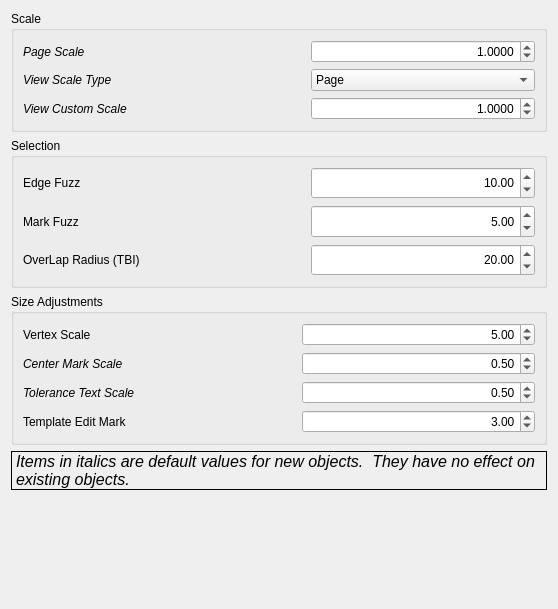
berndhahnebach/All_FreeCAD, file src/Mod/TechDraw/Gui/DlgPrefsTechDraw2.ui: the form before one commit.
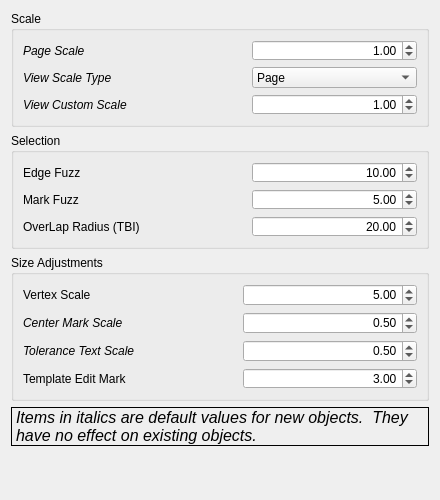
The form after the commit. Custom widgets are drawn as their Qt base class.

Commit message:
[TD] DlgPrefsTechDrawx.ui: improve layout, wording and tooltips
part 1: - page 1 and 2

Diff of the .ui file:
```diff
--- a/src/Mod/TechDraw/Gui/DlgPrefsTechDraw2.ui
+++ b/src/Mod/TechDraw/Gui/DlgPrefsTechDraw2.ui
@@ -6,12 +6,12 @@
    <rect>
     <x>0</x>
     <y>0</y>
-    <width>558</width>
-    <height>609</height>
+    <width>440</width>
+    <height>500</height>
    </rect>
   </property>
   <property name="sizePolicy">
-   <sizepolicy hsizetype="Preferred" vsizetype="MinimumExpanding">
+   <sizepolicy hsizetype="Preferred" vsizetype="Minimum">
     <horstretch>0</horstretch>
     <verstretch>0</verstretch>
    </sizepolicy>
@@ -40,7 +40,7 @@
      <property name="minimumSize">
       <size>
        <width>0</width>
-       <height>0</height>
+       <height>113</height>
       </size>
      </property>
      <property name="maximumSize">
@@ -113,7 +113,7 @@
            <set>Qt::AlignRight|Qt::AlignTrailing|Qt::AlignVCenter</set>
           </property>
           <property name="decimals">
-           <number>4</number>
+           <number>2</number>
           </property>
           <property name="value">
            <double>1.000000000000000</double>
@@ -153,7 +153,7 @@
            <set>Qt::AlignRight|Qt::AlignTrailing|Qt::AlignVCenter</set>
           </property>
           <property name="decimals">
-           <number>4</number>
+           <number>2</number>
           </property>
           <property name="value">
            <double>1.000000000000000</double>
@@ -208,6 +208,206 @@
      </layout>
     </widget>
    </item>
+   <item row="1" column="0">
+    <widget class="QGroupBox" name="gb_Selection">
+     <property name="sizePolicy">
+      <sizepolicy hsizetype="Preferred" vsizetype="Preferred">
+       <horstretch>0</horstretch>
+       <verstretch>0</verstretch>
+      </sizepolicy>
+     </property>
+     <property name="minimumSize">
+      <size>
+       <width>0</width>
+       <height>113</height>
+      </size>
+     </property>
+     <property name="baseSize">
+      <size>
+       <width>0</width>
+       <height>200</height>
+      </size>
+     </property>
+     <property name="title">
+      <string>Selection</string>
+     </property>
+     <layout class="QVBoxLayout" name="verticalLayout_2">
+      <item>
+       <layout class="QGridLayout" name="gridLayout_2" columnstretch="1,0,1">
+        <property name="horizontalSpacing">
+         <number>24</number>
+        </property>
+        <item row="2" column="0">
+         <widget class="QLabel" name="label_5">
+          <property name="text">
+           <string>OverLap Radius (TBI)</string>
+          </property>
+         </widget>
+        </item>
+        <item row="2" column="2">
+         <widget class="Gui::PrefDoubleSpinBox" name="pdsbOverlapRadius">
+          <property name="sizePolicy">
+           <sizepolicy hsizetype="Preferred" vsizetype="Preferred">
+            <horstretch>0</horstretch>
+            <verstretch>0</verstretch>
+           </sizepolicy>
+          </property>
+          <property name="minimumSize">
+           <size>
+            <width>0</width>
+            <height>0</height>
+           </size>
+          </property>
+          <property name="baseSize">
+           <size>
+            <width>0</width>
+            <height>33</height>
+           </size>
+          </property>
+          <property name="toolTip">
+           <string>Area to be inspected for overlap object selection. (not implemented yet)</string>
+          </property>
+          <property name="statusTip">
+           <string/>
+          </property>
+          <property name="alignment">
+           <set>Qt::AlignRight|Qt::AlignTrailing|Qt::AlignVCenter</set>
+          </property>
+          <property name="value">
+           <double>20.000000000000000</double>
+          </property>
+          <property name="prefEntry" stdset="0">
+           <cstring>OverlapRadius</cstring>
+          </property>
+          <property name="prefPath" stdset="0">
+           <cstring>Mod/TechDraw/General</cstring>
+          </property>
+         </widget>
+        </item>
+        <item row="0" column="0">
+         <widget class="QLabel" name="label_3">
+          <property name="minimumSize">
+           <size>
+            <width>0</width>
+            <height>0</height>
+           </size>
+          </property>
+          <property name="baseSize">
+           <size>
+            <width>0</width>
+            <height>0</height>
+           </size>
+          </property>
+          <property name="text">
+           <string>Edge Fuzz</string>
+          </property>
+         </widget>
+        </item>
+        <item row="1" column="0">
+         <widget class="QLabel" name="label_4">
+          <property name="text">
+           <string>Mark Fuzz</string>
+          </property>
+         </widget>
+        </item>
+        <item row="0" column="2">
+         <widget class="Gui::PrefDoubleSpinBox" name="pdsbEdgeFuzz">
+          <property name="sizePolicy">
+           <sizepolicy hsizetype="Preferred" vsizetype="Preferred">
+            <horstretch>0</horstretch>
+            <verstretch>0</verstretch>
+           </sizepolicy>
+          </property>
+          <property name="minimumSize">
+           <size>
+            <width>0</width>
+            <height>0</height>
+           </size>
+          </property>
+          <property name="baseSize">
+           <size>
+            <width>0</width>
+            <height>0</height>
+           </size>
+          </property>
+          <property name="toolTip">
+           <string>Size of selection area around edges</string>
+          </property>
+          <property name="statusTip">
+           <string/>
+          </property>
+          <property name="alignment">
+           <set>Qt::AlignRight|Qt::AlignTrailing|Qt::AlignVCenter</set>
+          </property>
+          <property name="value">
+           <double>10.000000000000000</double>
+          </property>
+          <property name="prefEntry" stdset="0">
+           <cstring>EdgeFuzz</cstring>
+          </property>
+          <property name="prefPath" stdset="0">
+           <cstring>Mod/TechDraw/General</cstring>
+          </property>
+         </widget>
+        </item>
+        <item row="1" column="2">
+         <widget class="Gui::PrefDoubleSpinBox" name="pdsbMarkFuzz">
+          <property name="sizePolicy">
+           <sizepolicy hsizetype="Preferred" vsizetype="Preferred">
+            <horstretch>0</horstretch>
+            <verstretch>0</verstretch>
+           </sizepolicy>
+          </property>
+          <property name="minimumSize">
+           <size>
+            <width>0</width>
+            <height>0</height>
+           </size>
+          </property>
+          <property name="baseSize">
+           <size>
+            <width>0</width>
+            <height>0</height>
+           </size>
+          </property>
+          <property name="toolTip">
+           <string>Selection area around center marks</string>
+          </property>
+          <property name="statusTip">
+           <string/>
+          </property>
+          <property name="alignment">
+           <set>Qt::AlignRight|Qt::AlignTrailing|Qt::AlignVCenter</set>
+          </property>
+          <property name="value">
+           <double>5.000000000000000</double>
+          </property>
+          <property name="prefEntry" stdset="0">
+           <cstring>MarkFuzz</cstring>
+          </property>
+          <property name="prefPath" stdset="0">
+           <cstring>Mod/TechDraw/General</cstring>
+          </property>
+         </widget>
+        </item>
+        <item row="0" column="1">
+         <spacer name="horizontalSpacer_2">
+          <property name="orientation">
+           <enum>Qt::Horizontal</enum>
+          </property>
+          <property name="sizeHint" stdset="0">
+           <size>
+            <width>40</width>
+            <height>20</height>
+           </size>
+          </property>
+         </spacer>
+        </item>
+       </layout>
+      </item>
+     </layout>
+    </widget>
+   </item>
    <item row="2" column="0">
     <widget class="QGroupBox" name="gb_SizeAdj">
      <property name="sizePolicy">
@@ -216,6 +416,12 @@
        <verstretch>0</verstretch>
       </sizepolicy>
      </property>
+     <property name="minimumSize">
+      <size>
+       <width>0</width>
+       <height>141</height>
+      </size>
+     </property>
      <property name="title">
       <string>Size Adjustments</string>
      </property>
@@ -423,206 +629,6 @@
      </layout>
     </widget>
    </item>
-   <item row="1" column="0">
-    <widget class="QGroupBox" name="gb_Selection">
-     <property name="sizePolicy">
-      <sizepolicy hsizetype="Preferred" vsizetype="Minimum">
-       <horstretch>0</horstretch>
-       <verstretch>0</verstretch>
-      </sizepolicy>
-     </property>
-     <property name="minimumSize">
-      <size>
-       <width>0</width>
-       <height>150</height>
-      </size>
-     </property>
-     <property name="baseSize">
-      <size>
-       <width>0</width>
-       <height>200</height>
-      </size>
-     </property>
-     <property name="title">
-      <string>Selection</string>
-     </property>
-     <layout class="QVBoxLayout" name="verticalLayout_2">
-      <item>
-       <layout class="QGridLayout" name="gridLayout_2" columnstretch="1,0,1">
-        <property name="horizontalSpacing">
-         <number>24</number>
-        </property>
-        <item row="2" column="0">
-         <widget class="QLabel" name="label_5">
-          <property name="text">
-           <string>OverLap Radius (TBI)</string>
-          </property>
-         </widget>
-        </item>
-        <item row="2" column="2">
-         <widget class="Gui::PrefDoubleSpinBox" name="pdsbOverlapRadius">
-          <property name="sizePolicy">
-           <sizepolicy hsizetype="Preferred" vsizetype="Preferred">
-            <horstretch>0</horstretch>
-            <verstretch>0</verstretch>
-           </sizepolicy>
-          </property>
-          <property name="minimumSize">
-           <size>
-            <width>0</width>
-            <height>0</height>
-           </size>
-          </property>
-          <property name="baseSize">
-           <size>
-            <width>0</width>
-            <height>33</height>
-           </size>
-          </property>
-          <property name="toolTip">
-           <string>Area to be inspected for overlap object selection. (not implemented yet)</string>
-          </property>
-          <property name="statusTip">
-           <string/>
-          </property>
-          <property name="alignment">
-           <set>Qt::AlignRight|Qt::AlignTrailing|Qt::AlignVCenter</set>
-          </property>
-          <property name="value">
-           <double>20.000000000000000</double>
-          </property>
-          <property name="prefEntry" stdset="0">
-           <cstring>OverlapRadius</cstring>
-          </property>
-          <property name="prefPath" stdset="0">
-           <cstring>Mod/TechDraw/General</cstring>
-          </property>
-         </widget>
-        </item>
-        <item row="0" column="0">
-         <widget class="QLabel" name="label_3">
-          <property name="minimumSize">
-           <size>
-            <width>0</width>
-            <height>0</height>
-           </size>
-          </property>
-          <property name="baseSize">
-           <size>
-            <width>0</width>
-            <height>0</height>
-           </size>
-          </property>
-          <property name="text">
-           <string>Edge Fuzz</string>
-          </property>
-         </widget>
-        </item>
-        <item row="1" column="0">
-         <widget class="QLabel" name="label_4">
-          <property name="text">
-           <string>Mark Fuzz</string>
-          </property>
-         </widget>
-        </item>
-        <item row="0" column="2">
-         <widget class="Gui::PrefDoubleSpinBox" name="pdsbEdgeFuzz">
-          <property name="sizePolicy">
-           <sizepolicy hsizetype="Preferred" vsizetype="Preferred">
-            <horstretch>0</horstretch>
-            <verstretch>0</verstretch>
-           </sizepolicy>
-          </property>
-          <property name="minimumSize">
-           <size>
-            <width>0</width>
-            <height>0</height>
-           </size>
-          </property>
-          <property name="baseSize">
-           <size>
-            <width>0</width>
-            <height>0</height>
-           </size>
-          </property>
-          <property name="toolTip">
-           <string>Size of selection area around edges.</string>
-          </property>
-          <property name="statusTip">
-           <string/>
-          </property>
-          <property name="alignment">
-           <set>Qt::AlignRight|Qt::AlignTrailing|Qt::AlignVCenter</set>
-          </property>
-          <property name="value">
-           <double>10.000000000000000</double>
-          </property>
-          <property name="prefEntry" stdset="0">
-           <cstring>EdgeFuzz</cstring>
-          </property>
-          <property name="prefPath" stdset="0">
-           <cstring>Mod/TechDraw/General</cstring>
-          </property>
-         </widget>
-        </item>
-        <item row="1" column="2">
-         <widget class="Gui::PrefDoubleSpinBox" name="pdsbMarkFuzz">
-          <property name="sizePolicy">
-           <sizepolicy hsizetype="Preferred" vsizetype="Preferred">
-            <horstretch>0</horstretch>
-            <verstretch>0</verstretch>
-           </sizepolicy>
-          </property>
-          <property name="minimumSize">
-           <size>
-            <width>0</width>
-            <height>0</height>
-           </size>
-          </property>
-          <property name="baseSize">
-           <size>
-            <width>0</width>
-            <height>0</height>
-           </size>
-          </property>
-          <property name="toolTip">
-           <string>Selection area around Center Marks</string>
-          </property>
-          <property name="statusTip">
-           <string/>
-          </property>
-          <property name="alignment">
-           <set>Qt::AlignRight|Qt::AlignTrailing|Qt::AlignVCenter</set>
-          </property>
-          <property name="value">
-           <double>5.000000000000000</double>
-          </property>
-          <property name="prefEntry" stdset="0">
-           <cstring>MarkFuzz</cstring>
-          </property>
-          <property name="prefPath" stdset="0">
-           <cstring>Mod/TechDraw/General</cstring>
-          </property>
-         </widget>
-        </item>
-        <item row="0" column="1">
-         <spacer name="horizontalSpacer_2">
-          <property name="orientation">
-           <enum>Qt::Horizontal</enum>
-          </property>
-          <property name="sizeHint" stdset="0">
-           <size>
-            <width>40</width>
-            <height>20</height>
-           </size>
-          </property>
-         </spacer>
-        </item>
-       </layout>
-      </item>
-     </layout>
-    </widget>
-   </item>
    <item row="3" column="0">
     <widget class="QLabel" name="label_12">
      <property name="font">
@@ -649,8 +655,8 @@
      </property>
      <property name="sizeHint" stdset="0">
       <size>
-       <width>20</width>
-       <height>40</height>
+       <width>17</width>
+       <height>48</height>
       </size>
      </property>
     </spacer>
```
Left out of the diff: 14 changed lines with no effect on the pictures. The commit also changes 1 other file.
